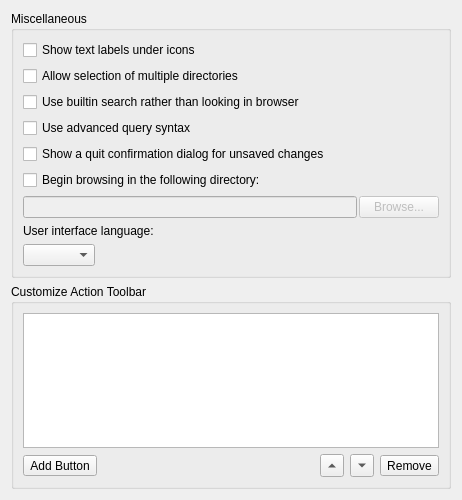
Old version of the form ui/options_interface.ui in the repository metabrainz/picard.
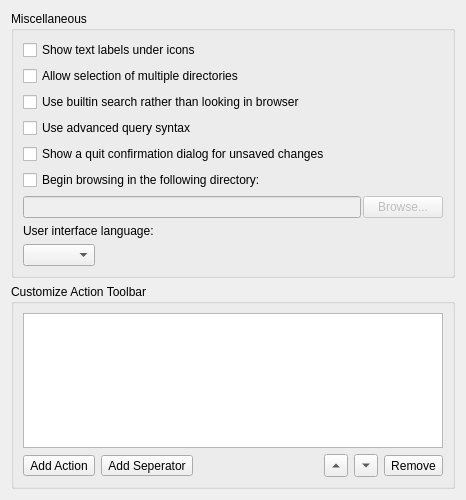
New version of the form.

Commit message: Add more customizations to toolbar interface

The edit to the form file:
```diff
--- a/ui/options_interface.ui
+++ b/ui/options_interface.ui
@@ -6,7 +6,7 @@
    <rect>
     <x>0</x>
     <y>0</y>
-    <width>462</width>
+    <width>466</width>
     <height>500</height>
    </rect>
   </property>
@@ -115,6 +115,12 @@
    </item>
    <item>
     <widget class="QGroupBox" name="customize_toolbar_box">
+     <property name="sizePolicy">
+      <sizepolicy hsizetype="MinimumExpanding" vsizetype="Preferred">
+       <horstretch>0</horstretch>
+       <verstretch>0</verstretch>
+      </sizepolicy>
+     </property>
      <property name="title">
       <string>Customize Action Toolbar</string>
      </property>
@@ -150,7 +156,17 @@
             <string>Add a new button to Toolbar</string>
            </property>
            <property name="text">
-            <string>Add Button</string>
+            <string>Add Action</string>
+           </property>
+          </widget>
+         </item>
+         <item>
+          <widget class="QToolButton" name="insert_seperator_button">
+           <property name="toolTip">
+            <string>Insert a seperator</string>
+           </property>
+           <property name="text">
+            <string>Add Seperator</string>
            </property>
           </widget>
          </item>
@@ -159,9 +175,12 @@
            <property name="orientation">
             <enum>Qt::Horizontal</enum>
            </property>
+           <property name="sizeType">
+            <enum>QSizePolicy::MinimumExpanding</enum>
+           </property>
            <property name="sizeHint" stdset="0">
             <size>
-             <width>40</width>
+             <width>60</width>
              <height>20</height>
             </size>
            </property>
```
The commit also changes 1 other file.
